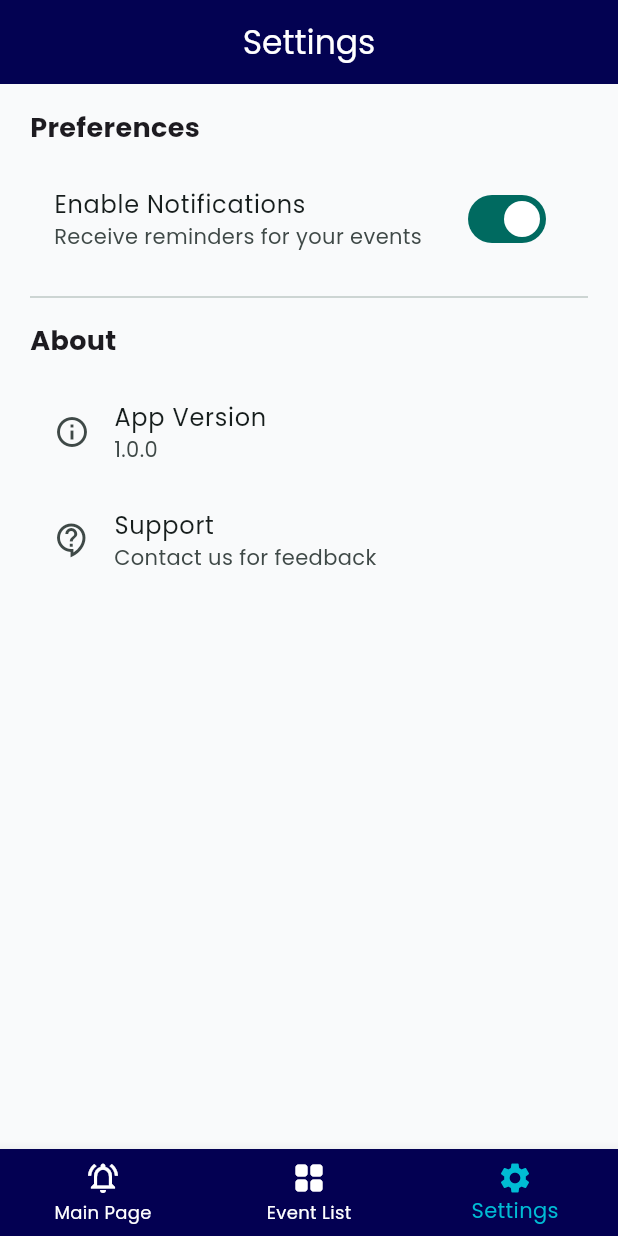
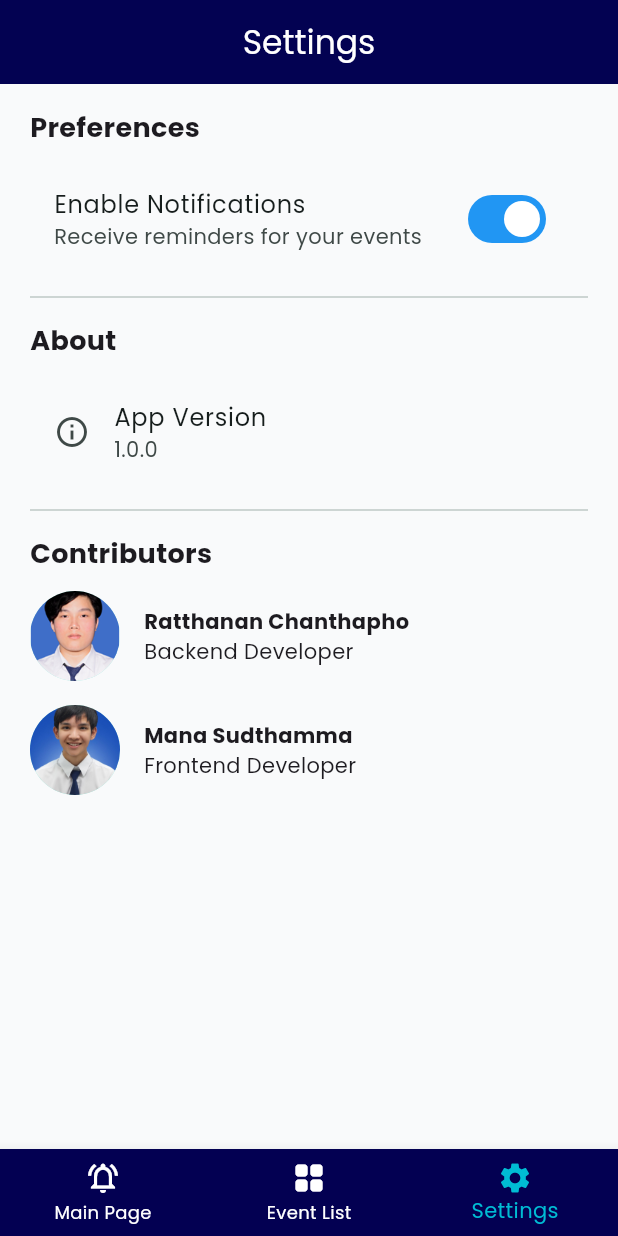
Before and after one commit to andante-adt/routine_manager, a Flutter app: the screen it shows after launch, item 3 of the bottom bar chosen, on a phone screen of 412 x 824 dp. Run offline on Flutter 3.47's test engine with Material 3 defaults, Android fonts, the phone set to English and light mode, and no system bars; our stand-ins replace awesome_notifications, google_fonts, hive, hive_flutter; accounts and stored records are empty; network calls fail.

Commit message:
feat: add contributors pics

```diff
--- a/lib/screens/event_list_screen.dart
+++ b/lib/screens/event_list_screen.dart
@@ -66,6 +66,7 @@ class EventListScreen extends StatelessWidget {
               itemBuilder: (context, index) {
                 final Event event = events[index];
                 return Card(
+                  color: const Color.fromARGB(255, 240, 240, 240),
                   child: ListTile(
                     title: Row(
                       children: [
--- a/lib/screens/main_page.dart
+++ b/lib/screens/main_page.dart
@@ -307,6 +307,7 @@ class _MainPageState extends State<MainPage> {
                           final time =
                               '${DateFormat('HH:mm').format(event.startTime)} - ${DateFormat('HH:mm').format(event.endTime)}';
                           return Card(
+                            color: const Color.fromARGB(255, 240, 240, 240),
                             elevation: 2,
                             margin: const EdgeInsets.symmetric(vertical: 8),
                             child: ListTile(
@@ -326,6 +327,8 @@ class _MainPageState extends State<MainPage> {
                                 onChanged: (val) {
                                   eventProvider.toggleNotification(event.id, val);
                                 },
+                                activeTrackColor: Colors.blue,
+                                inactiveTrackColor: const Color.fromARGB(255, 240, 240, 240),
                               ),
                             ),
                           );
--- a/lib/screens/settings_screen.dart
+++ b/lib/screens/settings_screen.dart
@@ -11,8 +11,7 @@ class SettingsScreen extends StatelessWidget {
       builder: (context, eventProvider, _) {
         return Scaffold(
           appBar: AppBar(
-            title:
-                const Text('Settings', style: TextStyle(color: Colors.white)),
+            title: const Text('Settings', style: TextStyle(color: Colors.white)),
             centerTitle: true,
             backgroundColor: const Color(0xFF030052),
           ),
@@ -44,8 +43,12 @@ class SettingsScreen extends StatelessWidget {
                     ),
                   );
                 },
+                activeTrackColor: Colors.blue,
+                inactiveTrackColor: const Color.fromARGB(255, 240, 240, 240),
               ),
+
               const Divider(height: 32),
+
               const Text(
                 'About',
                 style: TextStyle(
@@ -59,10 +62,59 @@ class SettingsScreen extends StatelessWidget {
                 title: const Text('App Version'),
                 subtitle: const Text('1.0.0'),
               ),
-              ListTile(
-                leading: const Icon(Icons.contact_support_outlined),
-                title: const Text('Support'),
-                subtitle: const Text('Contact us for feedback'),
+
+              const Divider(height: 32),
+
+              const Text(
+                'Contributors',
+                style: TextStyle(
+                  fontSize: 18,
+                  fontWeight: FontWeight.bold,
+                ),
+              ),
+              const SizedBox(height: 12),
+
+              // Contributor 1
+              Row(
+                children: [
+                  const CircleAvatar(
+                    radius: 30,
+                    backgroundImage: AssetImage('assets/images/6687044.png'),
+                  ),
+                  const SizedBox(width: 16),
+                  const Expanded(
+                    child: Column(
+                      crossAxisAlignment: CrossAxisAlignment.start,
+                      children: [
+                        Text('Ratthanan Chanthapho',
+                            style: TextStyle(fontWeight: FontWeight.bold)),
+                        Text('Backend Developer'),
+                      ],
+                    ),
+                  ),
+                ],
+              ),
+              const SizedBox(height: 16),
+
+              // Contributor 2
+              Row(
+                children: [
+                  const CircleAvatar(
+                    radius: 30,
+                    backgroundImage: AssetImage('assets/images/041smile.png'),
+                  ),
+                  const SizedBox(width: 16),
+                  const Expanded(
+                    child: Column(
+                      crossAxisAlignment: CrossAxisAlignment.start,
+                      children: [
+                        Text('Mana Sudthamma',
+                            style: TextStyle(fontWeight: FontWeight.bold)),
+                        Text('Frontend Developer'),
+                      ],
+                    ),
+                  ),
+                ],
               ),
             ],
           ),
--- a/pubspec.yaml
+++ b/pubspec.yaml
@@ -69,9 +69,9 @@ flutter:
   uses-material-design: true
 
   # To add assets to your application, add an assets section, like this:
-  # assets:
-  #   - images/a_dot_burr.jpeg
-  #   - images/a_dot_ham.jpeg
+  assets:
+    - assets/images/041smile.png
+    - assets/images/6687044.png
 
   # An image asset can refer to one or more resolution-specific "variants", see
   # https://flutter.dev/to/resolution-aware-images
```
Also changed, not shown: assets/images/041smile.png (added), assets/images/6687044.png (added).
